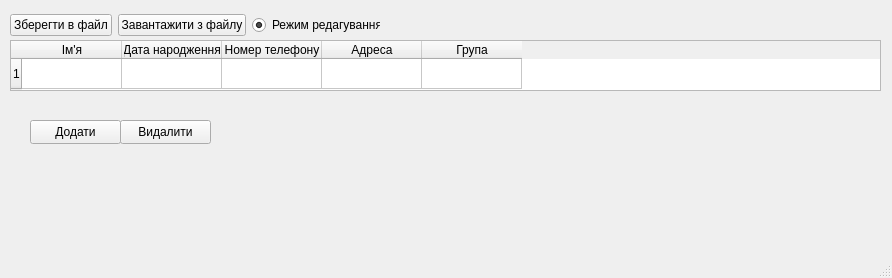
First picture: the form in SpisokStudentiv_010451/mainwindow.ui, repository Diliorent/PrakForITEA, before the edit.
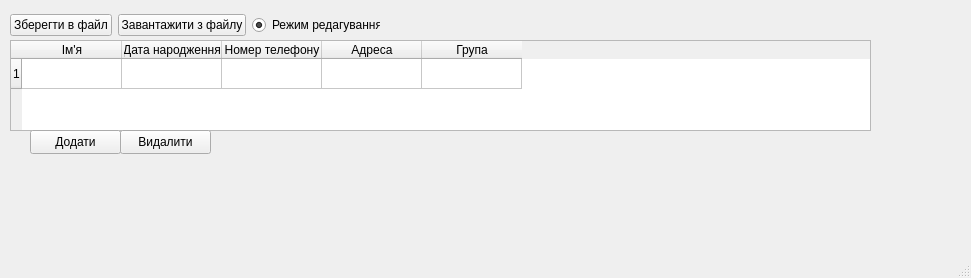
Second picture: the form after the edit.

Diff of the .ui file:
```diff
--- a/SpisokStudentiv_010451/mainwindow.ui
+++ b/SpisokStudentiv_010451/mainwindow.ui
@@ -6,7 +6,7 @@
    <rect>
     <x>0</x>
     <y>0</y>
-    <width>892</width>
+    <width>971</width>
     <height>278</height>
    </rect>
   </property>
@@ -61,8 +61,8 @@
      <rect>
       <x>10</x>
       <y>40</y>
-      <width>871</width>
-      <height>51</height>
+      <width>861</width>
+      <height>91</height>
      </rect>
     </property>
     <property name="sizePolicy">
@@ -71,6 +71,9 @@
       <verstretch>0</verstretch>
      </sizepolicy>
     </property>
+    <property name="horizontalScrollBarPolicy">
+     <enum>Qt::ScrollBarAlwaysOff</enum>
+    </property>
     <row>
      <property name="text">
       <string>1</string>
@@ -106,7 +109,7 @@
     <property name="geometry">
      <rect>
       <x>120</x>
-      <y>120</y>
+      <y>130</y>
       <width>91</width>
       <height>24</height>
      </rect>
@@ -119,7 +122,7 @@
     <property name="geometry">
      <rect>
       <x>30</x>
-      <y>120</y>
+      <y>130</y>
       <width>91</width>
       <height>24</height>
      </rect>
```
Left out of the diff: 2 changed lines with no effect on the pictures.
